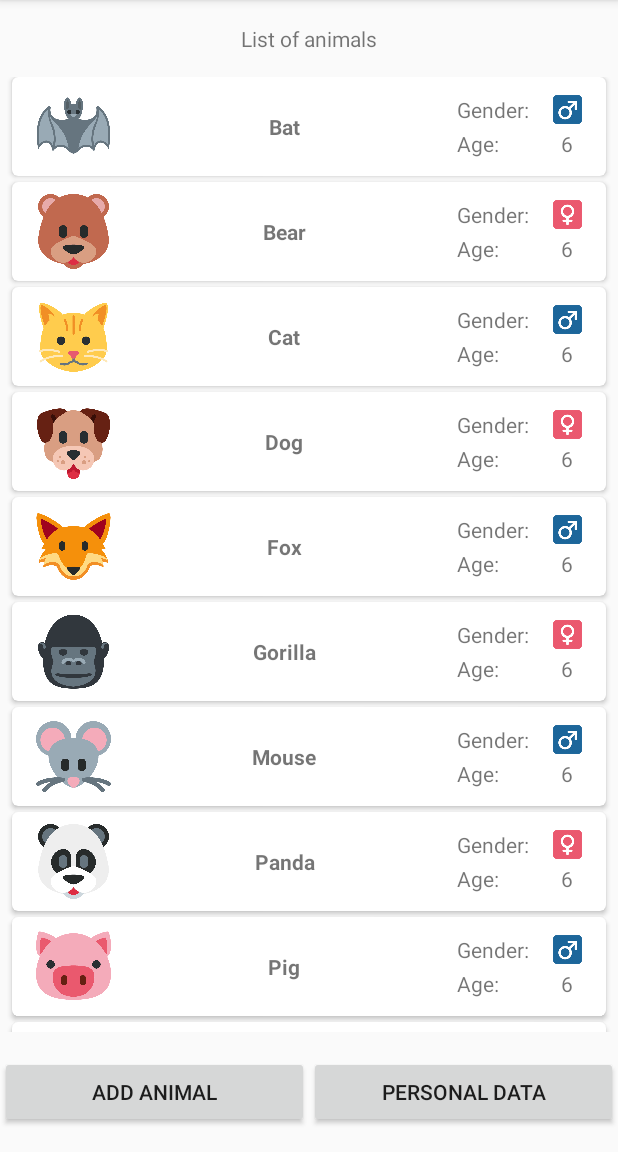
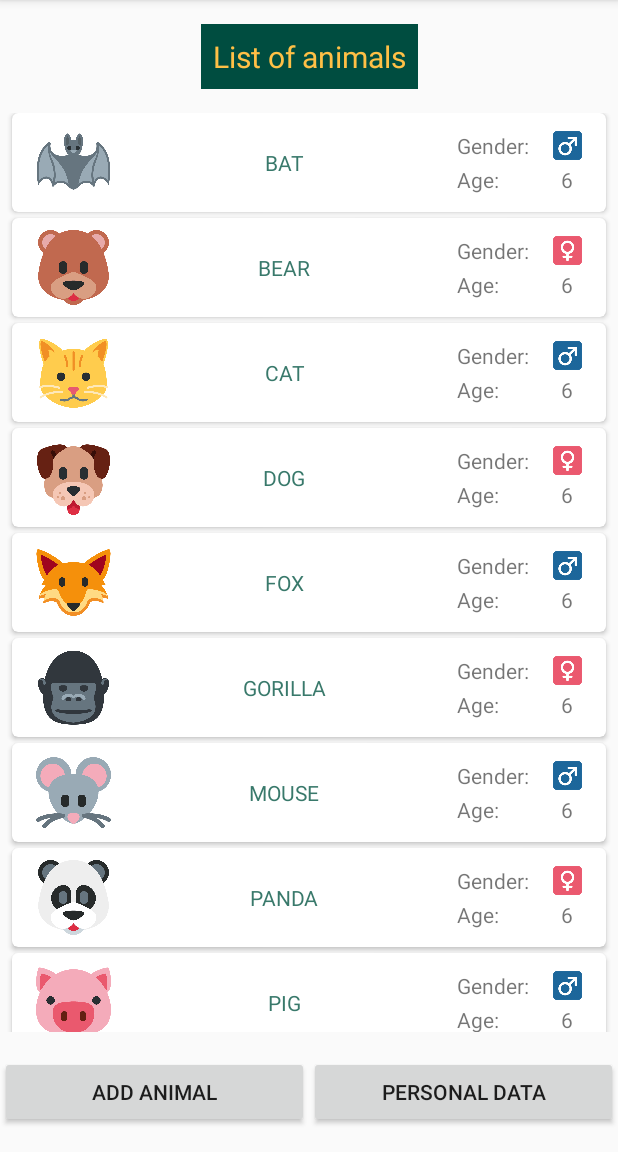
Before and after one commit to StippeJ/dhbw-ma-aufgabe3, an Android app: the screen it shows after launch (MainActivity), on a phone screen of 412 x 824 dp, the part 84-1236 px from its top. Run offline under Robolectric (Android 15) with nearby library versions, the phone set to English and light mode, and no system bars.

Commit message:
feat: Added new styles

```diff
--- a/app/src/main/res/layout/activity_formatting_string.xml
+++ b/app/src/main/res/layout/activity_formatting_string.xml
@@ -14,7 +14,8 @@
         app:layout_constraintTop_toTopOf="parent"
         app:layout_constraintStart_toStartOf="parent"
         app:layout_constraintEnd_toEndOf="parent"
-        android:text="@string/favorite_color_heading" />
+        android:text="@string/favorite_color_heading"
+        style="@style/HeadingStyle" />
 
     <EditText
         android:id="@+id/name_edit_text"
--- a/app/src/main/res/layout/activity_main.xml
+++ b/app/src/main/res/layout/activity_main.xml
@@ -14,7 +14,8 @@
         android:layout_marginTop="16dp"
         app:layout_constraintLeft_toLeftOf="parent"
         app:layout_constraintRight_toRightOf="parent"
-        app:layout_constraintTop_toTopOf="parent" />
+        app:layout_constraintTop_toTopOf="parent"
+        style="@style/HeadingStyle" />
 
     <androidx.recyclerview.widget.RecyclerView
         android:id="@+id/recycler_view"
--- a/app/src/main/res/layout/item_animal.xml
+++ b/app/src/main/res/layout/item_animal.xml
@@ -40,7 +40,7 @@
             app:layout_constraintStart_toEndOf="@+id/a_drawable"
             app:layout_constraintEnd_toStartOf="@+id/a_gender_title"
             app:layout_constraintBottom_toBottomOf="@+id/a_drawable"
-            android:textStyle="bold" />
+            style="@style/ListTextStyle" />
 
         <TextView
             android:id="@+id/a_gender_title"
--- a/app/src/main/res/values-night/themes.xml
+++ b/app/src/main/res/values-night/themes.xml
@@ -6,4 +6,16 @@
         <item name="colorPrimaryDark">@color/colorPrimaryDarkNight</item>
         <item name="colorAccent">@color/colorAccentNight</item>
     </style>
+
+    <style name="HeadingStyle" parent="Widget.AppCompat.TextView">
+        <item name="android:textSize">20sp</item>
+        <item name="android:padding">8dp</item>
+        <item name="android:background">@color/colorAccent</item>
+        <item name="android:textColor">@color/colorPrimaryDarkNight</item>
+    </style>
+
+    <style name="ListTextStyle" parent="Widget.AppCompat.TextView">
+        <item name="textAllCaps">true</item>
+        <item name="android:textColor">@color/colorAccent</item>
+    </style>
 </resources>
--- a/app/src/main/res/values/themes.xml
+++ b/app/src/main/res/values/themes.xml
@@ -6,4 +6,16 @@
         <item name="colorPrimaryDark">@color/colorPrimaryDark</item>
         <item name="colorAccent">@color/colorAccent</item>
     </style>
+
+    <style name="HeadingStyle" parent="Widget.AppCompat.TextView">
+        <item name="android:textSize">20sp</item>
+        <item name="android:padding">8dp</item>
+        <item name="android:background">@color/colorPrimaryNight</item>
+        <item name="android:textColor">@color/colorAccent</item>
+    </style>
+
+    <style name="ListTextStyle" parent="Widget.AppCompat.TextView">
+        <item name="textAllCaps">true</item>
+        <item name="android:textColor">@color/colorAccentNight</item>
+    </style>
 </resources>
```
